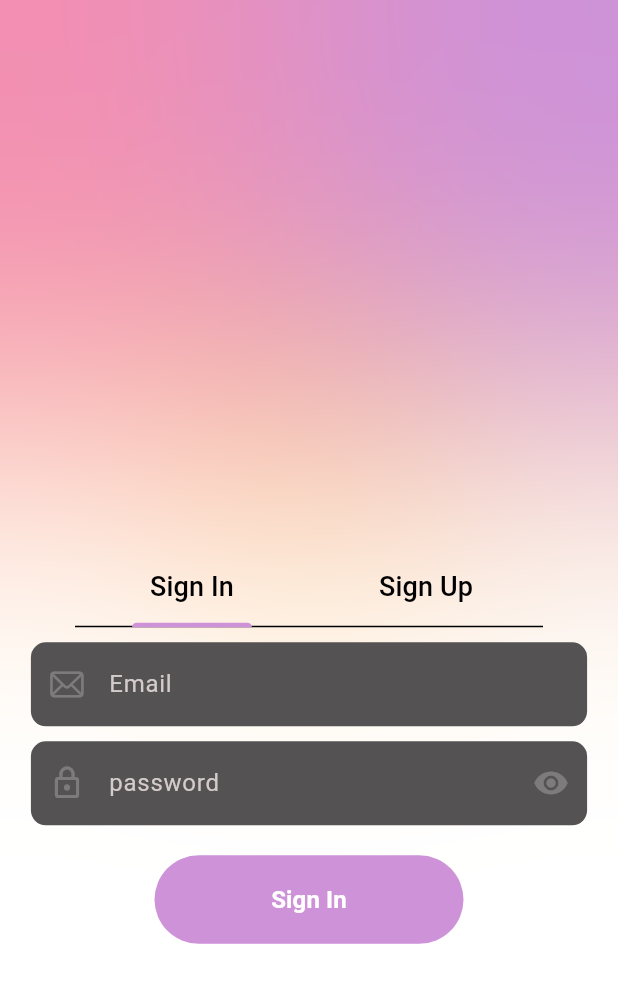
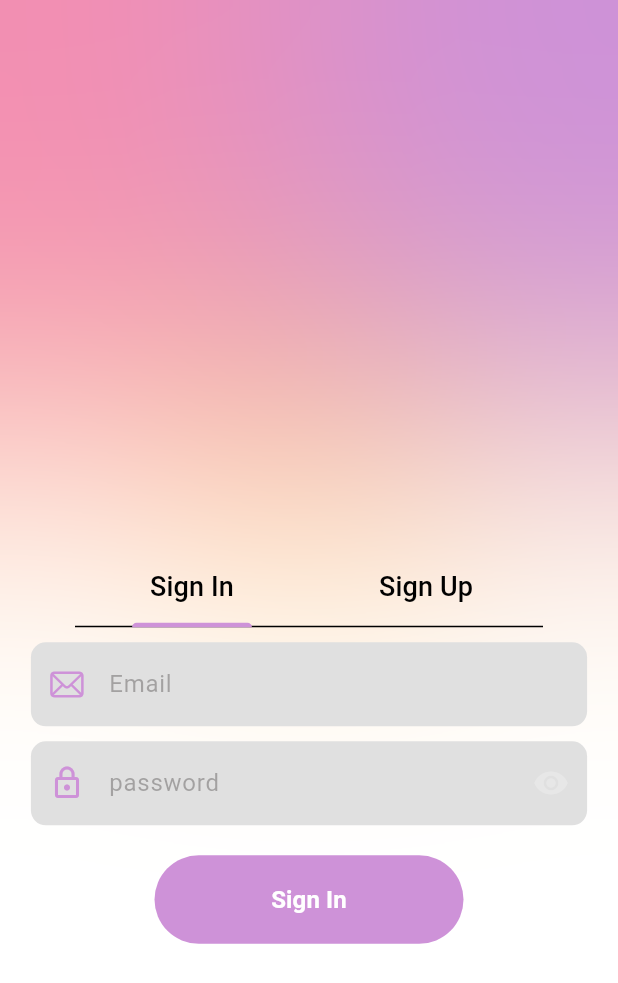
Before and after one commit to TitusKI/AuthPortal, a Flutter app: the screen it shows after launch, on a phone screen of 412 x 824 dp. Shown: the top 983 px of the screen. Run offline on Flutter 3.47's test engine with Material 3 defaults, Android fonts, the light colour scheme and no system bars; our stand-ins replace bloc, cloud_firestore, equatable, firebase_auth, firebase_core, flutter_bloc; missing offline and left inert: regexpattern; accounts and stored records are empty.

Commit message:
Styling TextField for FutureUse

```diff
--- a/lib/screens/auth/components/my_text_field.dart
+++ b/lib/screens/auth/components/my_text_field.dart
@@ -13,8 +13,10 @@ class MyTextField extends StatelessWidget {
   final String? errorMsg;
   final String? Function(String?)? onChanged;
   final Color textColor;
+  final Color iconColor;
 
-    const MyTextField({
+
+     MyTextField({
     super.key,
     required this.controller,
     required this.hintText,
@@ -28,6 +30,7 @@ class MyTextField extends StatelessWidget {
     this.errorMsg,
     this.onChanged,
     this.textColor = Colors.black,
+    this.iconColor = const Color.fromARGB(255, 209, 160, 228),
   });
 
   @override
@@ -43,8 +46,18 @@ class MyTextField extends StatelessWidget {
       focusNode: focusNode,
       onChanged: onChanged,
       decoration: InputDecoration(
-        suffixIcon: suffixIcon,
-        prefixIcon: prefixIcon,
+        suffixIcon: suffixIcon != null
+        ? IconTheme(data: IconThemeData(color: iconColor), child: suffixIcon!)
+        : null
+        ,
+
+       prefixIcon: prefixIcon != null
+            ? IconTheme(
+                data: IconThemeData(color: Theme.of(context).colorScheme.primary), // Set icon color here
+                child: prefixIcon!,
+              )
+            : null,
+
         iconColor: Theme.of(context).colorScheme.primary,
         enabledBorder: OutlineInputBorder(
           borderRadius: BorderRadius.circular(10),
@@ -54,12 +67,12 @@ class MyTextField extends StatelessWidget {
           borderRadius: BorderRadius.circular(20),
           borderSide: BorderSide(color: Theme.of(context).colorScheme.secondary),
         ),
-        fillColor: const Color.fromARGB(255, 84, 82, 82),
+        fillColor: Colors.grey.shade300,
         filled: true,
 
         hintText: hintText,
-        hintStyle: TextStyle(
-          color: Color.fromARGB(255, 212, 203, 203),
+        hintStyle: const TextStyle(
+          color: Color.fromARGB(115, 88, 85, 85),
         ),
         errorText: errorMsg,
       ),
```
